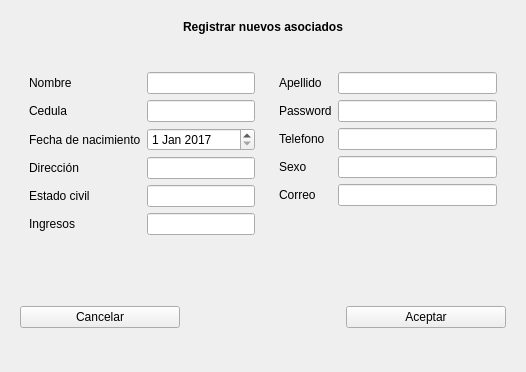
Before: the Qt Designer form AsociadosFondo/registrar.ui in MiguelALopez/JaverianaProject, drawn with Qt 5.
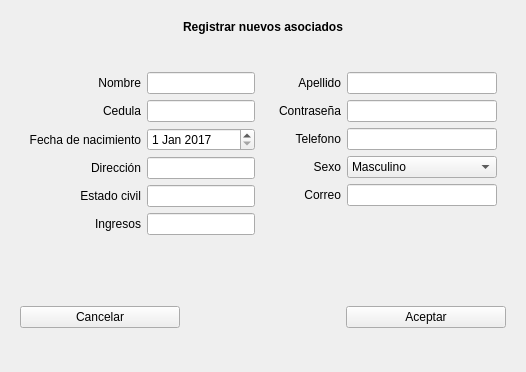
After: the same form once the commit is applied.

What changed in the file:
```diff
--- a/AsociadosFondo/registrar.ui
+++ b/AsociadosFondo/registrar.ui
@@ -38,6 +38,9 @@
            <property name="text">
             <string>Nombre</string>
            </property>
+           <property name="alignment">
+            <set>Qt::AlignRight|Qt::AlignTrailing|Qt::AlignVCenter</set>
+           </property>
           </widget>
          </item>
          <item row="1" column="1">
@@ -48,6 +51,9 @@
            <property name="text">
             <string>Cedula</string>
            </property>
+           <property name="alignment">
+            <set>Qt::AlignRight|Qt::AlignTrailing|Qt::AlignVCenter</set>
+           </property>
           </widget>
          </item>
          <item row="7" column="1">
@@ -71,6 +77,9 @@
            <property name="text">
             <string>Estado civil</string>
            </property>
+           <property name="alignment">
+            <set>Qt::AlignRight|Qt::AlignTrailing|Qt::AlignVCenter</set>
+           </property>
           </widget>
          </item>
          <item row="6" column="0">
@@ -78,6 +87,9 @@
            <property name="text">
             <string>Ingresos</string>
            </property>
+           <property name="alignment">
+            <set>Qt::AlignRight|Qt::AlignTrailing|Qt::AlignVCenter</set>
+           </property>
           </widget>
          </item>
          <item row="6" column="1">
@@ -91,6 +103,9 @@
            <property name="text">
             <string>Dirección</string>
            </property>
+           <property name="alignment">
+            <set>Qt::AlignRight|Qt::AlignTrailing|Qt::AlignVCenter</set>
+           </property>
           </widget>
          </item>
          <item row="2" column="0">
@@ -98,6 +113,9 @@
            <property name="text">
             <string>Fecha de nacimiento</string>
            </property>
+           <property name="alignment">
+            <set>Qt::AlignRight|Qt::AlignTrailing|Qt::AlignVCenter</set>
+           </property>
           </widget>
          </item>
          <item row="5" column="1">
@@ -135,6 +153,9 @@
            <property name="text">
             <string>Correo</string>
            </property>
+           <property name="alignment">
+            <set>Qt::AlignRight|Qt::AlignTrailing|Qt::AlignVCenter</set>
+           </property>
           </widget>
          </item>
          <item row="3" column="1">
@@ -142,11 +163,11 @@
            <property name="text">
             <string>Sexo</string>
            </property>
+           <property name="alignment">
+            <set>Qt::AlignRight|Qt::AlignTrailing|Qt::AlignVCenter</set>
+           </property>
           </widget>
          </item>
-         <item row="3" column="2">
-          <widget class="QLineEdit" name="lineEdit_8"/>
-         </item>
          <item row="4" column="2">
           <widget class="QLineEdit" name="lineEdit_10"/>
          </item>
@@ -155,6 +176,9 @@
            <property name="text">
             <string>Apellido</string>
            </property>
+           <property name="alignment">
+            <set>Qt::AlignRight|Qt::AlignTrailing|Qt::AlignVCenter</set>
+           </property>
           </widget>
          </item>
          <item row="2" column="1">
@@ -162,6 +186,9 @@
            <property name="text">
             <string>Telefono</string>
            </property>
+           <property name="alignment">
+            <set>Qt::AlignRight|Qt::AlignTrailing|Qt::AlignVCenter</set>
+           </property>
           </widget>
          </item>
          <item row="2" column="2">
@@ -173,7 +200,10 @@
          <item row="1" column="1">
           <widget class="QLabel" name="label_5">
            <property name="text">
-            <string>Password</string>
+            <string>Contraseña</string>
+           </property>
+           <property name="alignment">
+            <set>Qt::AlignRight|Qt::AlignTrailing|Qt::AlignVCenter</set>
            </property>
           </widget>
          </item>
@@ -190,6 +220,20 @@
            </property>
           </spacer>
          </item>
+         <item row="3" column="2">
+          <widget class="QComboBox" name="comboSexo">
+           <item>
+            <property name="text">
+             <string>Masculino</string>
+            </property>
+           </item>
+           <item>
+            <property name="text">
+             <string>Femenino</string>
+            </property>
+           </item>
+          </widget>
+         </item>
         </layout>
        </widget>
       </item>
```
Left out of the diff: 24 changed lines with no effect on the pictures.
